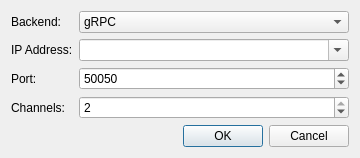
Before: the Qt Designer form forms/connection_dialog.ui in nucliflare/nlab-digitizer-community, drawn with Qt 5.
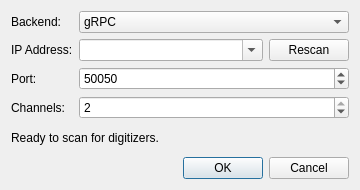
After: the same form once the commit is applied.

```diff
--- a/forms/connection_dialog.ui
+++ b/forms/connection_dialog.ui
@@ -7,7 +7,7 @@
     <x>0</x>
     <y>0</y>
     <width>360</width>
-    <height>155</height>
+    <height>190</height>
    </rect>
   </property>
   <property name="windowTitle">
@@ -48,10 +48,12 @@
       </widget>
      </item>
      <item row="1" column="1">
+      <layout class="QHBoxLayout" name="addressLayout">
+       <item>
       <widget class="QComboBox" name="comboIp">
        <property name="sizePolicy">
         <sizepolicy hsizetype="Expanding" vsizetype="Fixed">
-         <horstretch>0</horstretch>
+           <horstretch>1</horstretch>
          <verstretch>0</verstretch>
         </sizepolicy>
        </property>
@@ -62,9 +64,21 @@
         <enum>QComboBox::NoInsert</enum>
        </property>
        <property name="placeholderText">
-        <string>e.g. 192.168.1.100</string>
-       </property>
-      </widget>
+          <string>Address or hostname</string>
+         </property>
+        </widget>
+       </item>
+       <item>
+        <widget class="QPushButton" name="buttonRescan">
+         <property name="text">
+          <string>Rescan</string>
+         </property>
+         <property name="toolTip">
+          <string>Scan the local network and check the USB-network address 192.168.3.1</string>
+         </property>
+        </widget>
+       </item>
+      </layout>
      </item>
      <item row="2" column="0">
       <widget class="QLabel" name="labelPort">
@@ -108,6 +122,16 @@
      </item>
     </layout>
    </item>
+   <item>
+    <widget class="QLabel" name="labelDiscoveryStatus">
+     <property name="text">
+      <string>Ready to scan for digitizers.</string>
+     </property>
+     <property name="wordWrap">
+      <bool>true</bool>
+     </property>
+    </widget>
+   </item>
    <item>
     <widget class="QDialogButtonBox" name="buttonBox">
      <property name="standardButtons">
```
Lines whose indentation alone changed are shown as unchanged.
